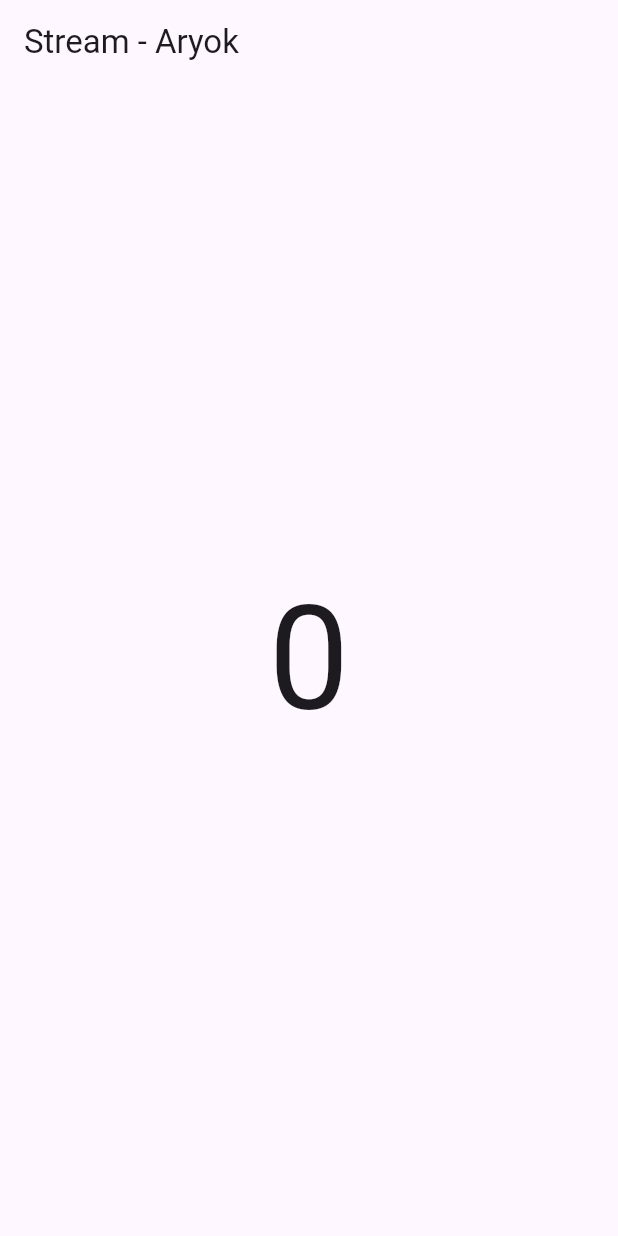
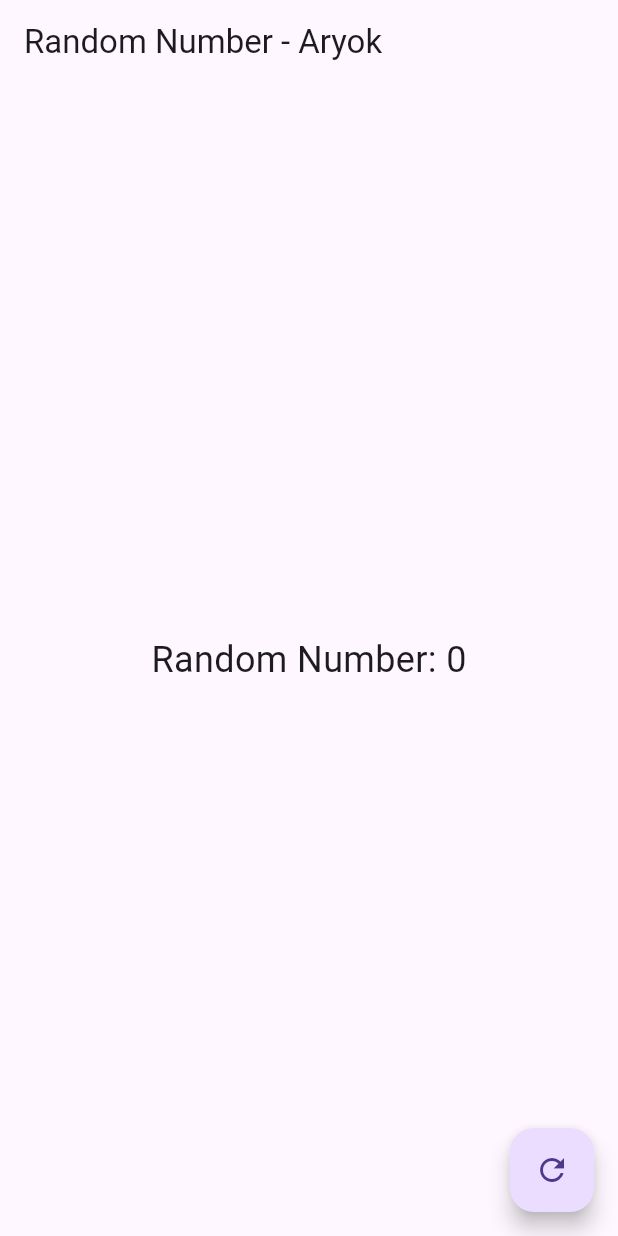
Before and after one commit to aorysan/mobile_07, a Flutter app: the screen it shows after launch, on a phone screen of 412 x 824 dp. Run offline on Flutter 3.47's test engine with Material 3 defaults, Android fonts, the phone set to English and light mode, and no system bars; our stand-ins replace auto_size_text, camera, cross_file, geolocator, go_router.

Commit message:
w12: jawaban soal 13

```diff
--- a/week12/stream_Aryok/lib/main.dart
+++ b/week12/stream_Aryok/lib/main.dart
@@ -1,6 +1,7 @@
 import 'package:flutter/material.dart';
 import 'stream.dart';
 import 'dart:async';
+import 'random_screen.dart';
 
 void main() {
   runApp(const MyApp());
@@ -14,7 +15,7 @@
     return MaterialApp(
       title: 'Stream - Aryok',
       theme: ThemeData(primarySwatch: Colors.deepPurple),
-      home: const StreamHomePage(),
+      home: const RandomScreen(),
     );
   }
 }
--- /dev/null
+++ b/week12/stream_Aryok/lib/random_bloc.dart
@@ -0,0 +1,26 @@
+import 'dart:async';
+import 'dart:math';
+
+class RandomNumberBloc {
+  // StreamController untuk input events
+  final _generateRandomController = StreamController<void>();
+  // StreamController untuk output data
+  final _randomNumberController = StreamController<int>();
+
+  // Sink untuk input (memasukkan event)
+  Sink<void> get generateRandom => _generateRandomController.sink;
+  // Stream untuk output (mengeluarkan data)
+  Stream<int> get randomNumber => _randomNumberController.stream;
+
+  RandomNumberBloc() {
+    _generateRandomController.stream.listen((_) {
+      final random = Random().nextInt(10);
+      _randomNumberController.sink.add(random);
+    });
+  }
+
+  void dispose() {
+    _generateRandomController.close();
+    _randomNumberController.close();
+  }
+}
--- /dev/null
+++ b/week12/stream_Aryok/lib/random_screen.dart
@@ -0,0 +1,42 @@
+import 'package:flutter/material.dart';
+import 'random_bloc.dart';
+
+class RandomScreen extends StatefulWidget {
+  const RandomScreen({super.key});
+
+  @override
+  State<RandomScreen> createState() => _RandomScreenState();
+}
+
+class _RandomScreenState extends State<RandomScreen> {
+  final _bloc = RandomNumberBloc();
+
+  @override
+  void dispose() {
+    _bloc.dispose();
+    super.dispose();
+  }
+
+  @override
+  Widget build(BuildContext context) {
+    return Scaffold(
+      appBar: AppBar(title: const Text('Random Number - Aryok')),
+      body: Center(
+        child: StreamBuilder<int>(
+          stream: _bloc.randomNumber,
+          initialData: 0,
+          builder: (context, snapshot) {
+            return Text(
+              'Random Number: ${snapshot.data}',
+              style: const TextStyle(fontSize: 24),
+            );
+          },
+        ),
+      ),
+      floatingActionButton: FloatingActionButton(
+        onPressed: () => _bloc.generateRandom.add(null),
+        child: const Icon(Icons.refresh),
+      ),
+    );
+  }
+}
```
Also changed, not shown: week12/stream_Aryok/gif6.gif (added), 1 other file.
